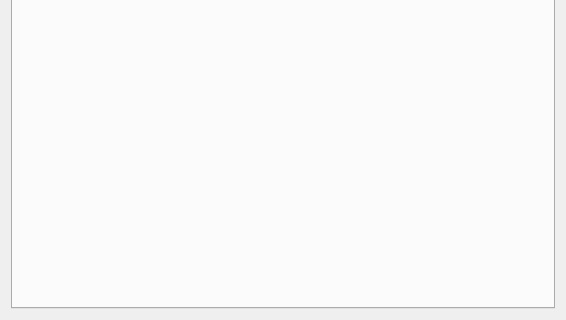
Before: the Qt Designer form Plugins/org.mitk.gui.qt.m2.datacompression/src/internal/DataCompressionViewControls.ui in jtfcordes/M2aia, drawn with Qt 5; both pictures show x 0 to 566 and y 400 to 720 of the 566 by 720 pixel window.
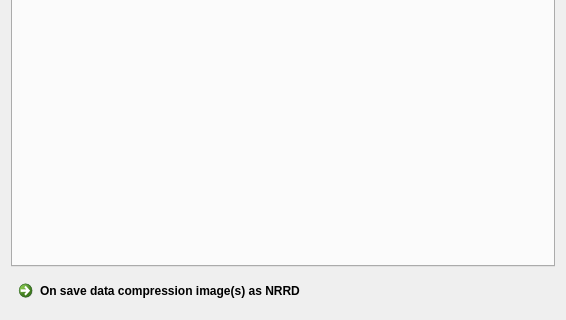
After: the same form once the commit is applied. Custom widgets are drawn as their Qt base class.

The edit to the form file:
```diff
--- a/Plugins/org.mitk.gui.qt.m2.datacompression/src/internal/DataCompressionViewControls.ui
+++ b/Plugins/org.mitk.gui.qt.m2.datacompression/src/internal/DataCompressionViewControls.ui
@@ -272,6 +272,13 @@
      </widget>
     </widget>
    </item>
+   <item>
+    <widget class="QCommandLinkButton" name="btnSaveDataCompressionResults">
+     <property name="text">
+      <string>On save data compression image(s) as NRRD</string>
+     </property>
+    </widget>
+   </item>
   </layout>
  </widget>
  <layoutdefault spacing="6" margin="11"/>
```
